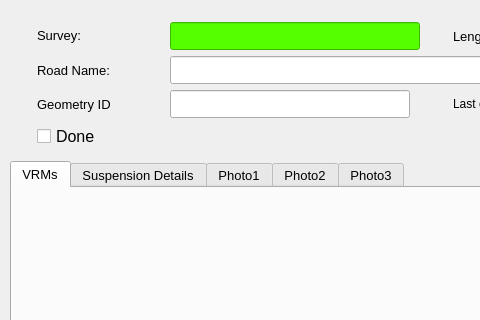
Qt form ui/VRM_Demand_dialog_base.ui (tlh22/demandForm) before a commit; both pictures show x 0 to 480 and y 0 to 320 of the 770 by 640 pixel window.
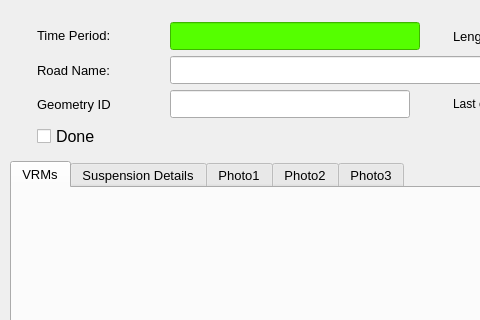
The same form after that commit. Icons and pictures are not drawn.

Commit message: Includes delegates

Diff of the .ui file:
```diff
--- a/ui/VRM_Demand_dialog_base.ui
+++ b/ui/VRM_Demand_dialog_base.ui
@@ -65,7 +65,7 @@
          </font>
         </property>
         <property name="text">
-         <string>Survey:</string>
+         <string>Time Period:</string>
         </property>
        </widget>
       </item>
```
The commit also changes 2 other files.
